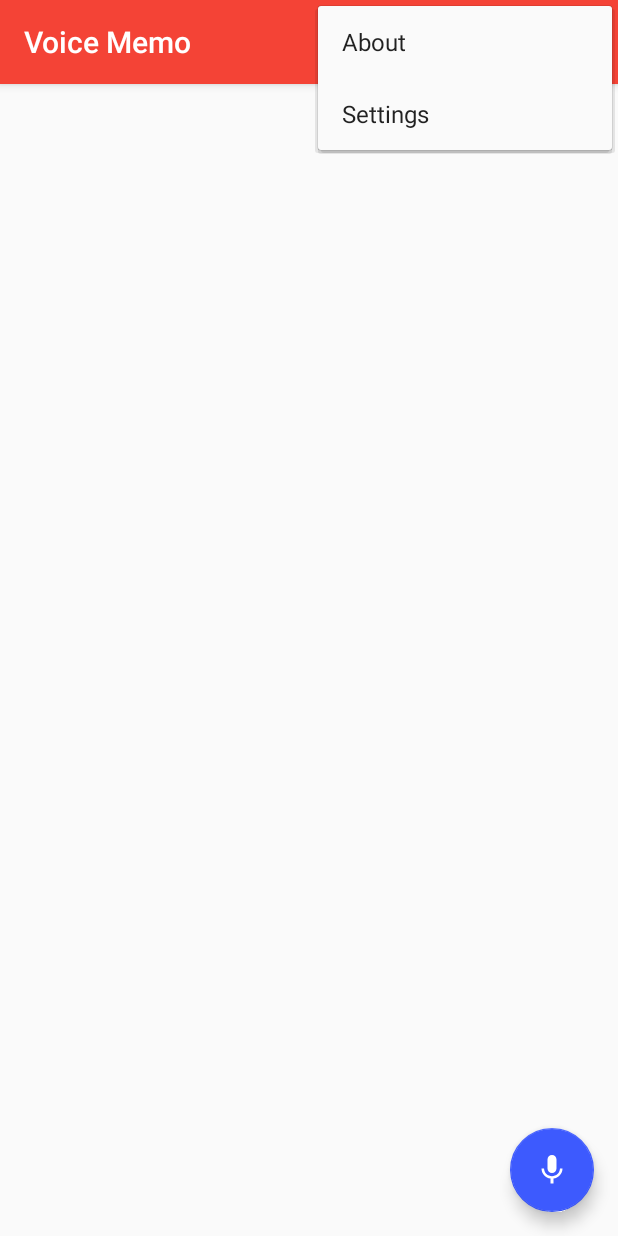
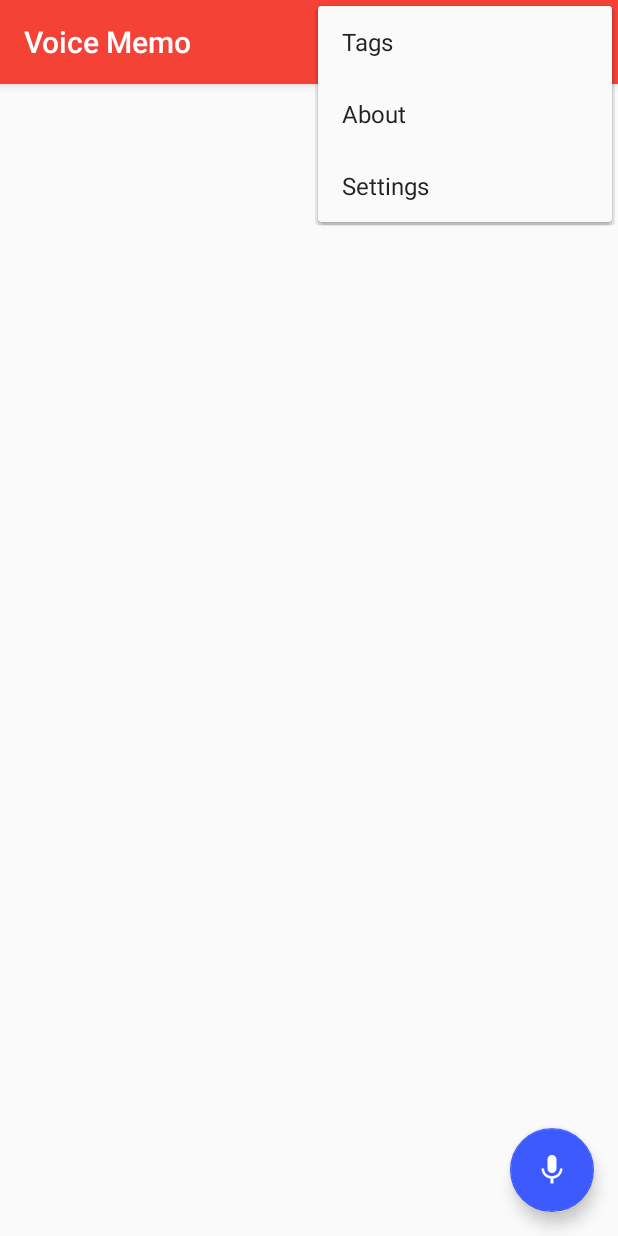
Before and after one commit to GoodEnoughSoftware/voice-memo-android, an Android app: the screen it shows after launch (MainActivity), with the options menu open, on a phone screen of 412 x 824 dp. Run offline under Robolectric (Android 15) with nearby library versions, the phone set to English and light mode, and no system bars; libraries missing offline, so code that uses them is left out: com.afollestad.materialdialogs.

```diff
--- a/app/build.gradle
+++ b/app/build.gradle
@@ -25,5 +25,5 @@ dependencies {
     compile 'com.android.support:appcompat-v7:24.0.0'
     compile 'com.android.support:design:24.0.0'
     compile 'com.afollestad.material-dialogs:core:0.8.6.2'
-    compile 'com.github.GoodEnoughSoftware:audroid:v0.1-alpha'
+    //compile 'com.github.GoodEnoughSoftware:audroid:v0.1-alpha'
 }
--- /dev/null
+++ b/app/src/main/res/layout/layout_tags.xml
@@ -0,0 +1,6 @@
+<?xml version="1.0" encoding="utf-8"?>
+<LinearLayout xmlns:android="http://schemas.android.com/apk/res/android"
+    android:orientation="vertical" android:layout_width="match_parent"
+    android:layout_height="match_parent">
+
+</LinearLayout>
--- a/app/src/main/res/menu/menu_main.xml
+++ b/app/src/main/res/menu/menu_main.xml
@@ -2,6 +2,11 @@
     xmlns:app="http://schemas.android.com/apk/res-auto"
     xmlns:tools="http://schemas.android.com/tools"
     tools:context="com.goodenoughsoftware.voicememo.MainActivity">
+    <item
+        android:id="@+id/action_tags"
+        android:orderInCategory="98"
+        android:title="@string/action_tags"
+        app:showAsAction="never" />
     <item
         android:id="@+id/action_about"
         android:orderInCategory="99"
--- a/app/src/main/res/values/strings.xml
+++ b/app/src/main/res/values/strings.xml
@@ -2,6 +2,7 @@
     <string name="app_name">Voice Memo</string>
     <string name="action_settings">Settings</string>
     <string name="action_about">About</string>
+    <string name="action_tags">Tags</string>
 
     <string name="version_byline">Version 0.1</string>
 
```
Also changed, not shown: app/src/main/java/com/goodenoughsoftware/voicememo/MainActivity.java (+16 -3 lines), app/src/main/java/com/goodenoughsoftware/voicememo/fragments/TagsDialogFragment.java (added, +34 -0 lines).
